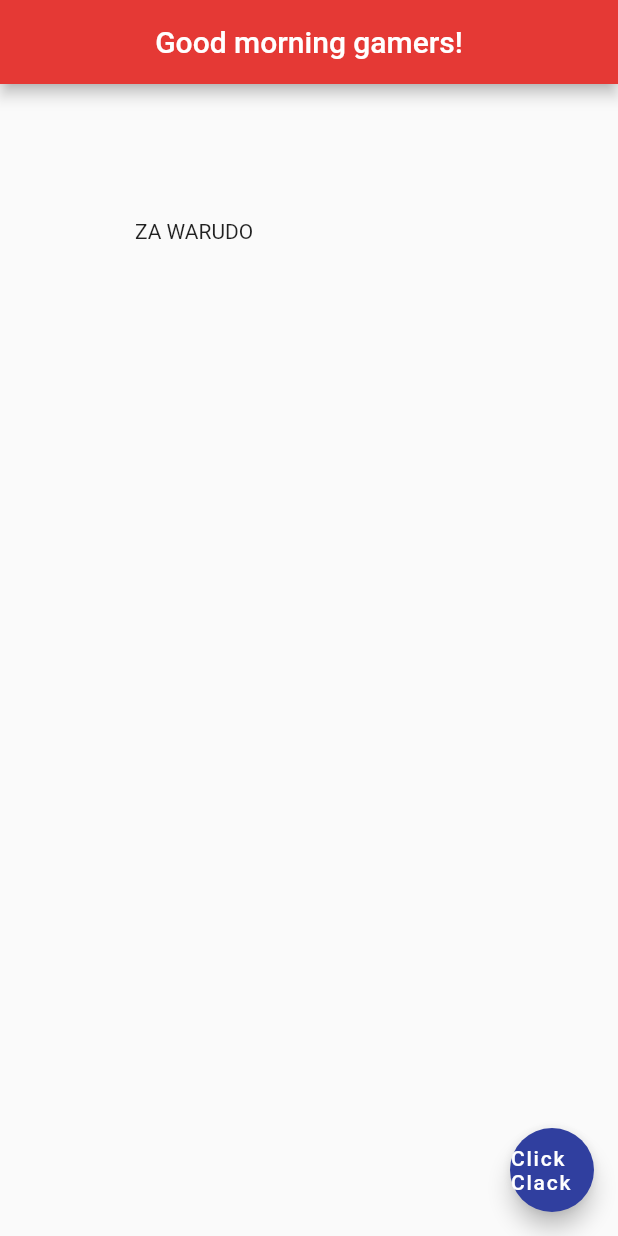
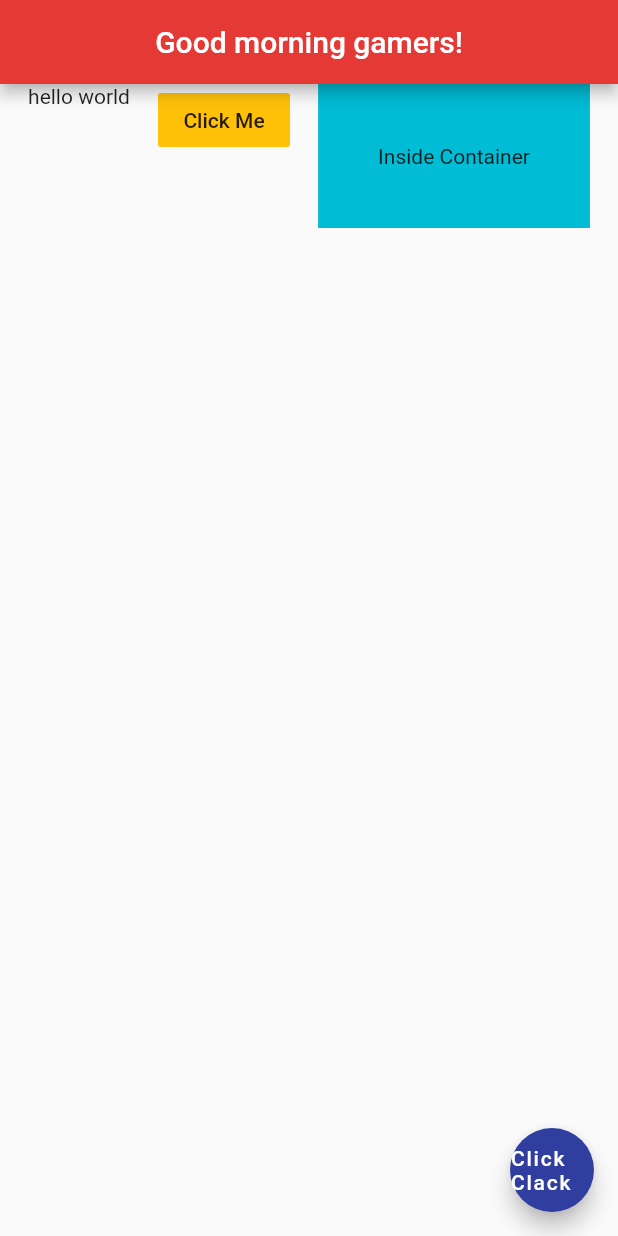
Before and after one commit to neilaldrei/flutter-tutorial-app1, a Flutter app: the screen it shows after launch, on a phone screen of 412 x 824 dp. Run offline on Flutter 3.47's test engine with Material 2 defaults, Android fonts, the phone set to English and light mode, and no system bars.

Commit message:
Lesson #11: Rows

```diff
--- a/lib/main.dart
+++ b/lib/main.dart
@@ -15,10 +15,27 @@ class Home extends StatelessWidget {
         centerTitle: true,
         backgroundColor: Colors.red[600],
       ),
-      body: Padding(
-        padding: EdgeInsets.all(90.0),
-        child: Text("ZA WARUDO")
+      body: Row(
+        mainAxisAlignment: MainAxisAlignment.spaceEvenly,
+        crossAxisAlignment: CrossAxisAlignment.start,
+        children: <Widget>[
+          Text('hello world'),
+          FlatButton(
+            onPressed: () {},
+            color: Colors.amber,
+            child: Text('Click Me')
+          ),
+          Container(
+            color: Colors.cyan,
+            padding: EdgeInsets.all(40.0),
+            child: Text('Inside Container')
+          )
+        ],
       ),
+      // body: Padding(
+      //   padding: EdgeInsets.all(90.0),
+      //   child: Text("ZA WARUDO")
+      // ),
 //      body: Container(
 //        padding: EdgeInsets.symmetric(horizontal: 20.0, vertical: 30.0),
 //        margin: EdgeInsets.all(20.0),
```
